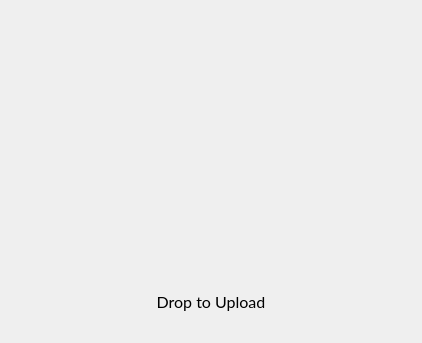
meganz/MEGAsync, file src/MEGASync/transfers/gui/ui/TransferManagerDragBackDrop.ui: the form before one commit.
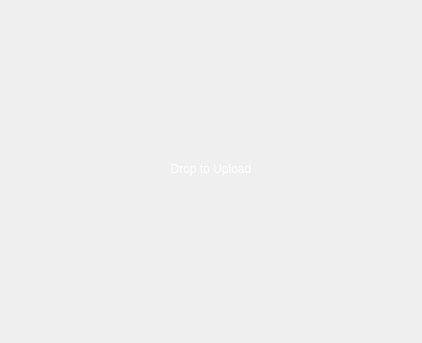
The form after the commit. Icons and pictures are not drawn.

```diff
--- a/src/MEGASync/transfers/gui/ui/TransferManagerDragBackDrop.ui
+++ b/src/MEGASync/transfers/gui/ui/TransferManagerDragBackDrop.ui
@@ -14,17 +14,18 @@
    <string notr="true"/>
   </property>
   <property name="styleSheet">
-   <string notr="true">background-color: rgba(255, 255, 255, 229);
-   #lUploadToMegaDesc
-   {
-   margin-top: 10px;
-   margin-left: 20px;
-   margin-right: 20px;
-   color: #666;
-   font-family: &quot;Lato&quot;;
-   font-size: 16px;
-   }
-</string>
+   <string notr="true">
+#lUploadToMega
+{
+line-height: 24px;
+color: #FFFFFFFF;/*colorToken.text-primary*/
+}
+*{
+background-color: #lUploadToMega; /*colorToken.page-background*/
+}</string>
+  </property>
+  <property name="class" stdset="0">
+   <string notr="true">icon-label</string>
   </property>
   <layout class="QVBoxLayout" name="verticalLayout">
    <item>
@@ -62,27 +63,40 @@
       </spacer>
      </item>
      <item>
-      <widget class="QLabel" name="lUploadToMega">
+      <widget class="QToolButton" name="lUploadToMega">
        <property name="minimumSize">
         <size>
-         <width>352</width>
-         <height>234</height>
+         <width>128</width>
+         <height>172</height>
         </size>
        </property>
        <property name="maximumSize">
         <size>
-         <width>352</width>
-         <height>234</height>
+         <width>128</width>
+         <height>172</height>
         </size>
        </property>
        <property name="styleSheet">
         <string notr="true">border: none;</string>
        </property>
        <property name="text">
-        <string/>
+        <string>Drop to Upload</string>
        </property>
-       <property name="pixmap">
-        <pixmap resource="../Resources.qrc">:/images/upload_to_mega.png</pixmap>
+       <property name="icon">
+        <iconset resource="../../../gui/Resources_light.qrc">
+         <normaloff>:/upload-to-mega.png</normaloff>:/upload-to-mega.png</iconset>
+       </property>
+       <property name="iconSize">
+        <size>
+         <width>128</width>
+         <height>128</height>
+        </size>
+       </property>
+       <property name="toolButtonStyle">
+        <enum>Qt::ToolButtonTextUnderIcon</enum>
+       </property>
+       <property name="font-size" stdset="0">
+        <string notr="true">label-2</string>
        </property>
       </widget>
      </item>
@@ -101,52 +115,6 @@
      </item>
     </layout>
    </item>
-   <item>
-    <widget class="QLabel" name="lUploadToMegaDesc_2">
-     <property name="sizePolicy">
-      <sizepolicy hsizetype="Minimum" vsizetype="Fixed">
-       <horstretch>0</horstretch>
-       <verstretch>0</verstretch>
-      </sizepolicy>
-     </property>
-     <property name="minimumSize">
-      <size>
-       <width>400</width>
-       <height>60</height>
-      </size>
-     </property>
-     <property name="maximumSize">
-      <size>
-       <width>16777215</width>
-       <height>60</height>
-      </size>
-     </property>
-     <property name="font">
-      <font>
-       <family>Lato</family>
-       <pointsize>12</pointsize>
-       <weight>50</weight>
-       <bold>false</bold>
-      </font>
-     </property>
-     <property name="styleSheet">
-      <string notr="true">
-</string>
-     </property>
-     <property name="text">
-      <string>Drop to Upload</string>
-     </property>
-     <property name="alignment">
-      <set>Qt::AlignCenter</set>
-     </property>
-     <property name="wordWrap">
-      <bool>true</bool>
-     </property>
-     <property name="openExternalLinks">
-      <bool>true</bool>
-     </property>
-    </widget>
-   </item>
    <item>
     <spacer name="verticalSpacer_3">
      <property name="orientation">
```
Left out of the diff: 2 changed lines with no effect on the pictures.
